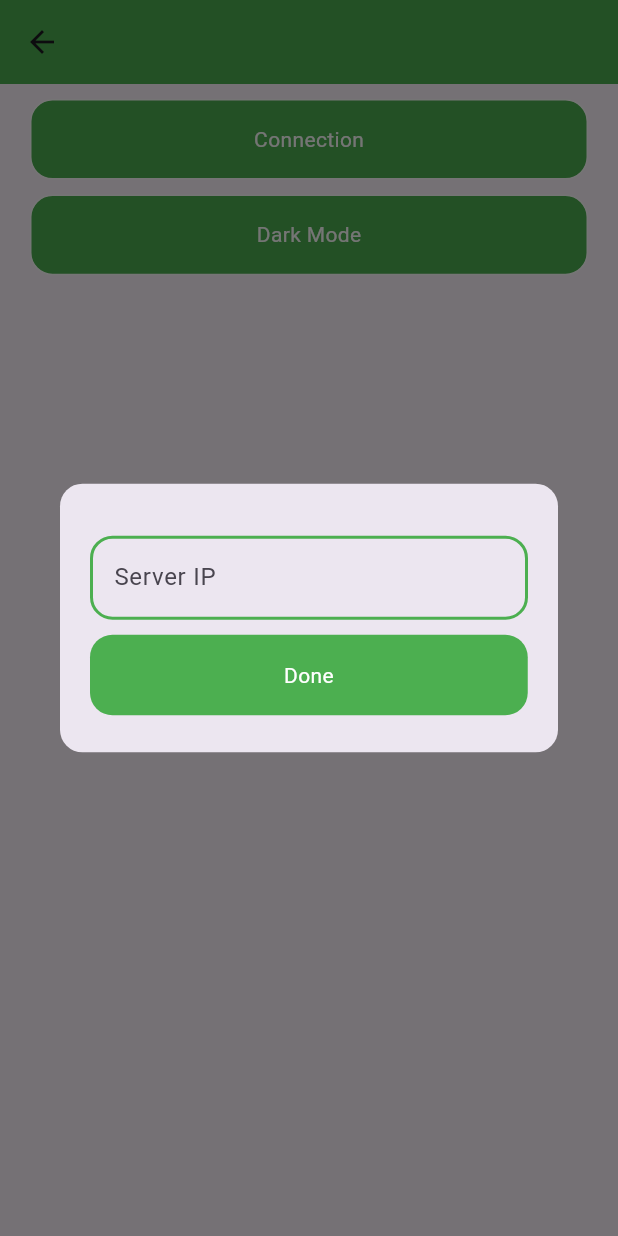
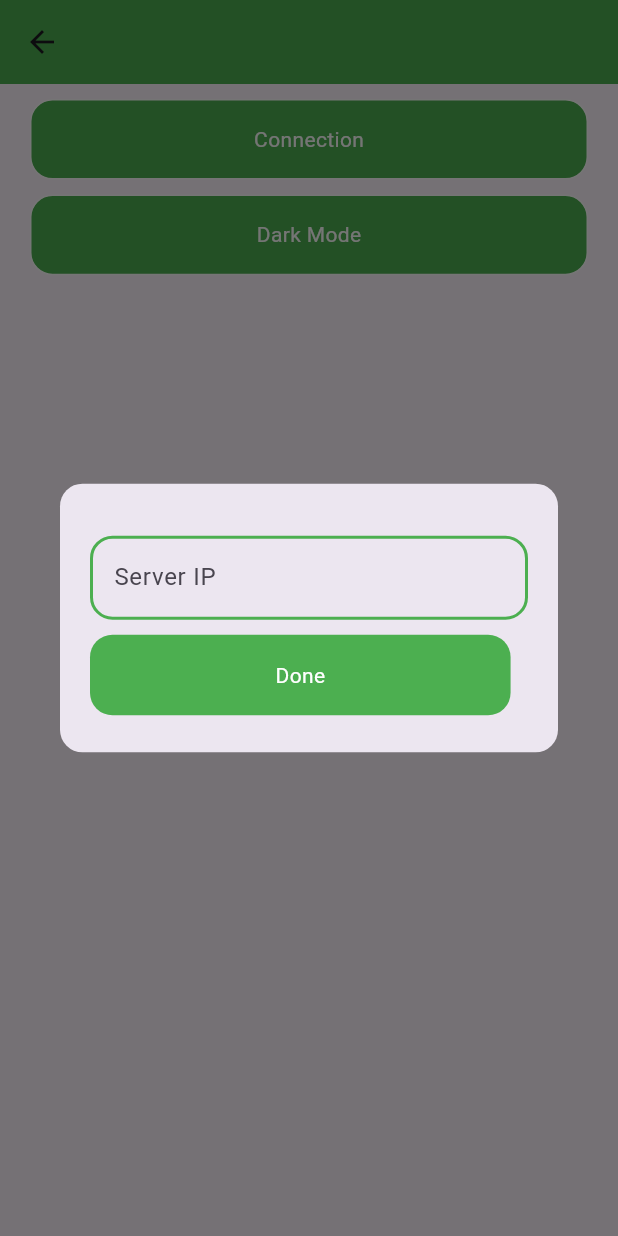
Before and after one commit to abhinavsingh9240/LeafDiseaseDetection, a Flutter app: the SettingsPage screen opened by its route, after a tap on "Connection", on a phone screen of 412 x 824 dp. Run offline on Flutter 3.47's test engine with Material 3 defaults, Android fonts, the light colour scheme and no system bars; our stand-ins replace bloc, camera, flutter_bloc, flutter_screenutil, image_cropper, image_picker and 2 more; accounts and stored records are empty.

Commit message:
Temporary changes

```diff
--- a/App/leafcare/lib/src/data/remote/api.dart
+++ b/App/leafcare/lib/src/data/remote/api.dart
@@ -9,7 +9,7 @@ import 'package:shared_preferences/shared_preferences.dart';
 class API {
   static getPrediction(String category, File image) async {
     SharedPreferences prefs = await SharedPreferences.getInstance();
-    String ip = prefs.getString('IP') ?? '';
+    String ip = '51.20.255.15' ?? '';
     AppStrings.baseUrl = 'http://$ip:8000/api/v1/';
     Uri url = Uri.parse('${AppStrings.baseUrl}${category.toLowerCase()}');
     var stream = ByteStream(DelegatingStream.typed(image.openRead()));
--- a/App/leafcare/lib/src/presentation/views/settings/settings_page.dart
+++ b/App/leafcare/lib/src/presentation/views/settings/settings_page.dart
@@ -96,7 +96,7 @@ class _SettingsPageState extends State<SettingsPage> {
                                     },
                                     child: Container(
                                       height: 45.h,
-                                      width: 255.w,
+                                      width: 245.w,
                                       decoration: BoxDecoration(
                                         color: Colors.green,
                                         borderRadius: BorderRadius.circular(15),
```
